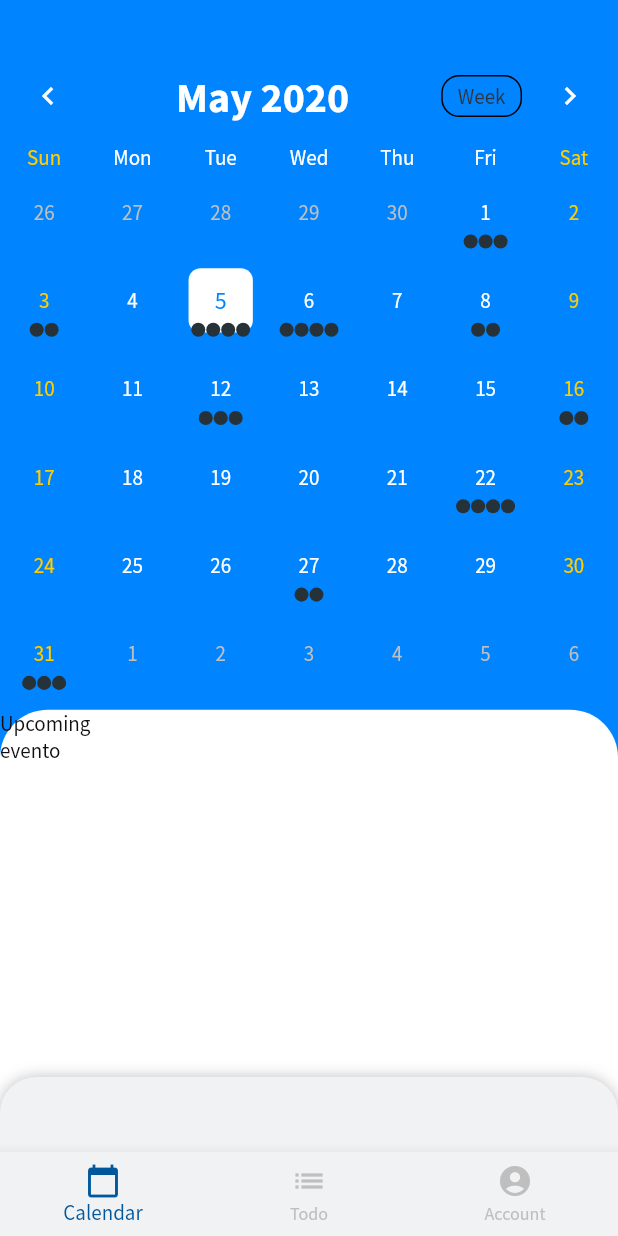
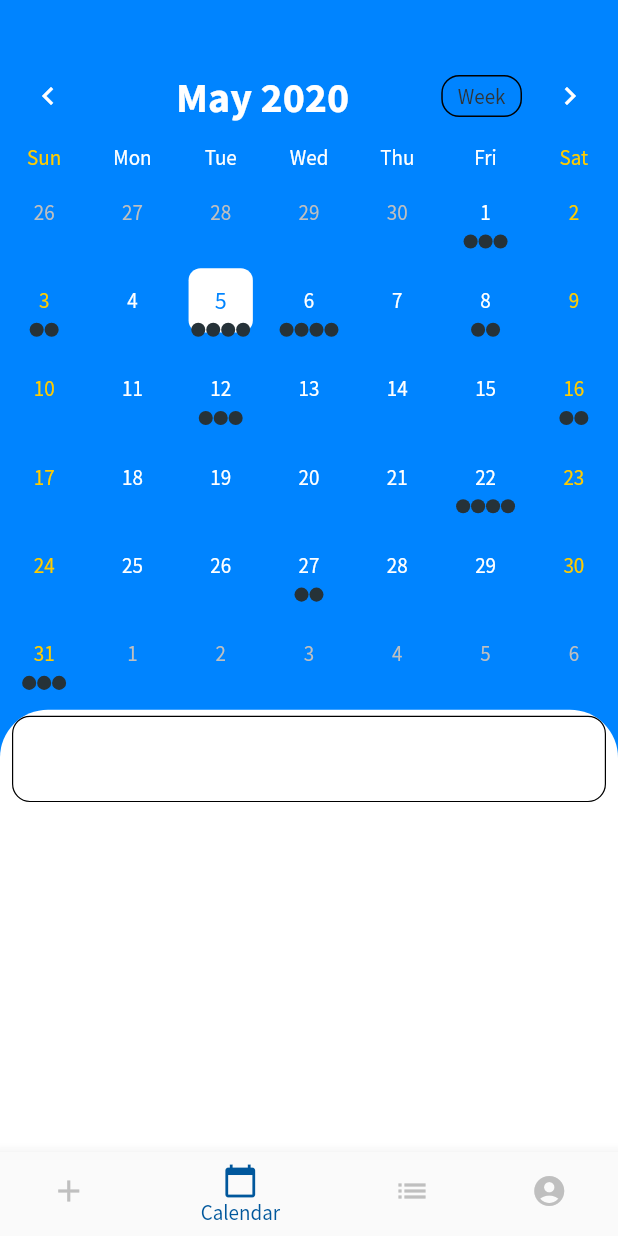
Before and after one commit to loowcode/calendaroo, a Flutter app: the screen it shows after launch, on a phone screen of 412 x 824 dp. Run offline on Flutter 3.47's test engine with Material 2 defaults, Android fonts, the phone set to English and light mode, and no system bars; drawn by our look-alikes of sliding_up_panel, table_calendar; our stand-ins replace flutter_redux, redux, shared_preferences, sqflite; missing offline and left inert: flutter_rounded_date_picker; accounts and stored records are empty.

Commit message:
nuovo evento

```diff
--- a/lib/pages/home.page.dart
+++ b/lib/pages/home.page.dart
@@ -1,6 +1,7 @@
 import 'package:calendaroo/colors.dart';
 import 'package:calendaroo/theme.dart';
 import 'package:calendaroo/widgets/calendar.widget.dart';
+import 'package:calendaroo/widgets/new-event/new-event.widget.dart';
 import 'package:flutter/cupertino.dart';
 import 'package:flutter/material.dart';
 
@@ -15,29 +16,34 @@ class _HomePageState extends State<HomePage> with TickerProviderStateMixin {
   @override
   void initState() {
     super.initState();
-    _indexFragmentSelected = 0;
+    _indexFragmentSelected = 1;
   }
 
   @override
   Widget build(BuildContext context) {
     return Theme(
-      data: AppTheme.secondaryTheme,
+      data: _changeTheme(_indexFragmentSelected),
       child: Scaffold(
         body: _changeFragment(_indexFragmentSelected),
         bottomNavigationBar: BottomNavigationBar(
           backgroundColor: backgroundWhite,
+          onTap: _onFragmentSelected,
           items: const <BottomNavigationBarItem>[
             BottomNavigationBarItem(
-              icon: Icon(Icons.calendar_today),
-              title: Text('Calendar'),
+                icon: Icon(Icons.add),
+                title: Text('New Event')
             ),
             BottomNavigationBarItem(
-              icon: Icon(Icons.list),
-              title: Text('Todo'),
+                icon: Icon(Icons.calendar_today),
+                title: Text('Calendar')
             ),
             BottomNavigationBarItem(
-              icon: Icon(Icons.account_circle),
-              title: Text('Account'),
+                icon: Icon(Icons.list),
+                title: Text('Todo')
+            ),
+            BottomNavigationBarItem(
+                icon: Icon(Icons.account_circle),
+                title: Text('Profile')
             ),
           ],
           currentIndex: _indexFragmentSelected,
@@ -51,12 +57,27 @@ class _HomePageState extends State<HomePage> with TickerProviderStateMixin {
   Widget _changeFragment(int index) {
     switch (index) {
       case 0:
+        return NewEventWidget();
+      case 1:
         return CalendarWidget();
-      case 1:
-        return null;
       case 2:
-        return null;
+        return Text('ciao');
+      case 3:
+        return Text('ciao');
     }
-    return null;
+    return Text('ciao');
+  }
+
+  ThemeData _changeTheme(index) {
+    if (index==1){
+      return AppTheme.secondaryTheme;
+    }
+    else return AppTheme.primaryTheme;
+  }
+
+  _onFragmentSelected(int index) {
+    setState(() {
+      _indexFragmentSelected = index;
+    });
   }
 }
--- a/lib/redux/states/calendar.state.dart
+++ b/lib/redux/states/calendar.state.dart
@@ -5,16 +5,18 @@ import 'package:flutter/cupertino.dart';
 @immutable
 class CalendarState {
   final List<Event> events;
+  final Event newEventCached;
 
-  CalendarState({this.events});
+  CalendarState({this.events, this.newEventCached});
 
   factory CalendarState.initial() {
     return CalendarState(events: List<Event>());
   }
 
-  CalendarState copyWith({List<Event> events}) {
+  CalendarState copyWith({List<Event> events, Event newEventCached}) {
     return CalendarState(
       events: events ?? this.events,
+      newEventCached: newEventCached ?? this.newEventCached,
     );
   }
 }
--- a/lib/widgets/calendar.widget.dart
+++ b/lib/widgets/calendar.widget.dart
@@ -120,12 +120,7 @@ class _CalendarWidgetState extends State<CalendarWidget>
       topLeft: Radius.circular(24.0),
       topRight: Radius.circular(24.0),
     );
-    return SlidingUpPanel(
-      borderRadius: radius,
-      minHeight: 50,
-      color: backgroundWhite,
-      panel: EventsWidget(),
-      body: Container(
+    return Container(
       child: Column(
         mainAxisSize: MainAxisSize.max,
         children: <Widget>[
@@ -135,7 +130,6 @@ class _CalendarWidgetState extends State<CalendarWidget>
           UpcomingEventsWidget()
 //            Expanded(child: _buildEventList()),
         ],
-        ),
       ),
     );
   }
@@ -163,8 +157,7 @@ class _CalendarWidgetState extends State<CalendarWidget>
           outsideStyle: TextStyle().copyWith(color: secondaryGrey),
           weekendStyle: TextStyle().copyWith(color: accentYellow),
           holidayStyle: TextStyle().copyWith(color: accentYellow),
-        weekdayStyle: TextStyle().copyWith(color: primaryWhite)
-      ),
+          weekdayStyle: TextStyle().copyWith(color: primaryWhite)),
       daysOfWeekStyle: DaysOfWeekStyle(
           weekendStyle: TextStyle().copyWith(color: accentYellow),
           weekdayStyle: TextStyle().copyWith(color: primaryWhite)),
@@ -174,8 +167,8 @@ class _CalendarWidgetState extends State<CalendarWidget>
           centerHeaderTitle: true,
           formatButtonVisible: true,
           formatButtonTextStyle: TextStyle().copyWith(color: secondaryDarkGrey),
-          titleTextStyle:
-              TextStyle().copyWith(color: primaryWhite, fontSize: 28, fontWeight: FontWeight.bold)),
+          titleTextStyle: TextStyle().copyWith(
+              color: primaryWhite, fontSize: 28, fontWeight: FontWeight.bold)),
       builders: CalendarBuilders(
         selectedDayBuilder: (context, date, _) {
           return FadeTransition(
@@ -184,7 +177,8 @@ class _CalendarWidgetState extends State<CalendarWidget>
               padding: const EdgeInsets.all(8.0),
               child: Container(
                 decoration: BoxDecoration(
-                    borderRadius: BorderRadius.circular(8), color: primaryWhite),
+                    borderRadius: BorderRadius.circular(8),
+                    color: primaryWhite),
                 child: Center(
                   child: Text(
                     '${date.day}',
@@ -212,7 +206,6 @@ class _CalendarWidgetState extends State<CalendarWidget>
             ),
           );
         },
-
         markersBuilder: (context, date, events, holidays) {
           final children = <Widget>[];
 
--- a/lib/widgets/upcoming-events.widget.dart
+++ b/lib/widgets/upcoming-events.widget.dart
@@ -1,7 +1,10 @@
 import 'package:calendaroo/colors.dart';
+import 'package:calendaroo/model/event.dart';
+import 'package:calendaroo/redux/states/app.state.dart';
 import 'package:calendaroo/services/app-localizations.service.dart';
 import 'package:calendaroo/theme.dart';
 import 'package:flutter/material.dart';
+import 'package:flutter_redux/flutter_redux.dart';
 
 import '../constants.dart';
 
@@ -17,27 +20,55 @@ class _UpcomingEventsWidgetState extends State<UpcomingEventsWidget> {
       topLeft: Radius.circular(32.0),
       topRight: Radius.circular(32.0),
     );
+    return StoreConnector<AppState, List<Event>>(
+        converter: (store) => store.state.calendarState.events,
+        builder: (context, events) {
           return Expanded(
             child: Container(
-        decoration: BoxDecoration(color: primaryWhite, borderRadius: radius),
+              decoration:
+                  BoxDecoration(color: primaryWhite, borderRadius: radius),
               child: Stack(
                 children: <Widget>[
                   ListView(
-              children: <Widget>[
-                Text(AppLocalizations.of(context)
-                    .translate(Texts.UPCOMING_EVENTS)),
-                Container(
-                    child: Theme(
-                  data: AppTheme.primaryTheme,
-                  child: Text(
-                    'evento',
+                    children: events
+                        .map((elem) => Container(
+                      decoration: BoxDecoration(
+                        border: Border.all(width: 0.8),
+                        borderRadius: BorderRadius.circular(12.0),
+                      ),
+                      margin:
+                      const EdgeInsets.symmetric(horizontal: 8.0, vertical: 4.0),
+                      child: ListTile(
+                        title: Text(''),
+                        onTap: () => print(' tapped!'),
                       ),
                     ))
-              ],
+                        .toList(),
                   ),
                 ],
               ),
             ),
           );
+        });
+  }
+
+  List<Container> _buildAgenda(List<Event> events) {
+    List<Container> widgets = [];
+    return widgets
+      ..add(Container(child: Text(AppLocalizations.of(context).translate(Texts.UPCOMING_EVENTS))))
+      ..addAll(events
+          .map((elem) => Container(
+                decoration: BoxDecoration(
+                  border: Border.all(width: 0.8),
+                  borderRadius: BorderRadius.circular(12.0),
+                ),
+                margin:
+                    const EdgeInsets.symmetric(horizontal: 8.0, vertical: 4.0),
+                child: ListTile(
+                  title: Text(''),
+                  onTap: () => print(' tapped!'),
+                ),
+              ))
+          .toList());
   }
 }
--- a/pubspec.yaml
+++ b/pubspec.yaml
@@ -25,6 +25,10 @@ dependencies:
   flutter_redux: ^0.6.0
   rxdart: ^0.24.0
   shared_preferences: ^0.5.7
+  flutter_rounded_date_picker: ^1.0.4
+  uuid: 2.0.4
+
+
 
   sqflite: ^1.3.0
   path_provider: ^0.5.0+1
```
Also changed, not shown: lib/redux/middlewares/calendar.middlewares.dart (+3 -4 lines), lib/services/calendar.service.dart (+11 -0 lines), lib/services/local-storage.service.dart (+20 -4 lines), lib/theme.dart (+28 -3 lines), lib/widgets/new-event/new-event.viewmodel.dart (added, +19 -0 lines), lib/widgets/new-event/new-event.widget.dart (added, +119 -0 lines), pubspec.lock, 2 other files. Lines whose indentation alone changed are shown as unchanged.
